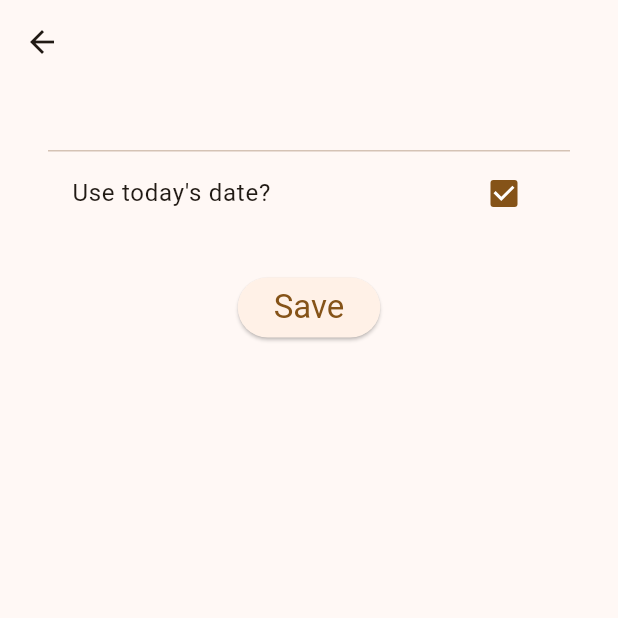
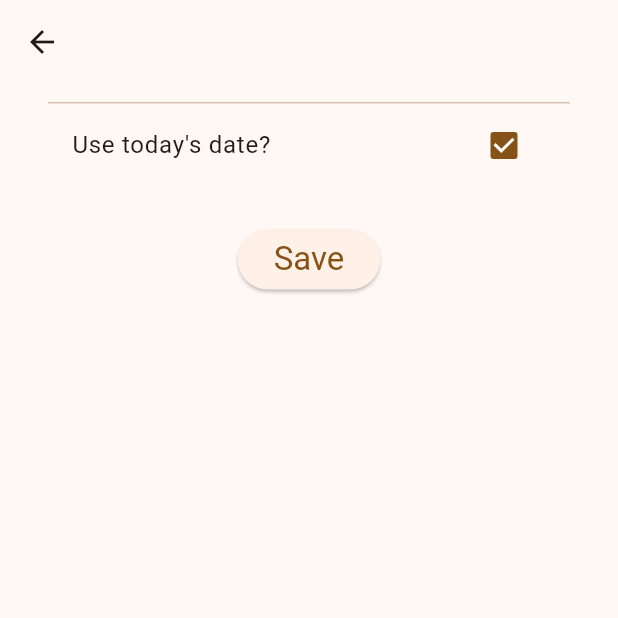
Before and after one commit to arcbueno/gym-training, a Flutter app: the TrainingExecutionPage screen opened directly with empty values, on a phone screen of 412 x 824 dp, the top half of it. Run offline on Flutter 3.47's test engine with Material 3 defaults, Android fonts, the phone set to English and light mode, and no system bars; our stand-ins replace cloud_firestore, firebase_auth, firebase_core, firebase_crashlytics, get, get_storage and 1 more; accounts and stored records are empty.

Commit message:
Fixing some bugs

```diff
--- a/gym_training/lib/pages/training_execution/training_execution_page.dart
+++ b/gym_training/lib/pages/training_execution/training_execution_page.dart
@@ -33,7 +33,8 @@ class _TrainingExecutionPageState extends State<TrainingExecutionPage> {
 
   @override
   Widget build(BuildContext context) {
-    return Scaffold(
+    return SafeArea(
+      child: Scaffold(
         appBar: AppBar(
           centerTitle: true,
           title: Text(
@@ -43,14 +44,14 @@ class _TrainingExecutionPageState extends State<TrainingExecutionPage> {
         ),
         body: Obx(
           () {
-          return SingleChildScrollView(
-            child: Form(
+            return Form(
               key: _formKey,
-              child: Padding(
-                padding: const EdgeInsets.all(32.0),
               child: Stack(
                 children: [
-                    Column(
+                  SingleChildScrollView(
+                    child: Padding(
+                      padding: const EdgeInsets.symmetric(horizontal: 32),
+                      child: Column(
                         children: [
                           AnimatedSize(
                             curve: Curves.easeIn.flipped,
@@ -76,15 +77,17 @@ class _TrainingExecutionPageState extends State<TrainingExecutionPage> {
                           MediaQuery.removePadding(
                             context: context,
                             removeBottom: true,
+                            removeTop: true,
                             child: ListView.separated(
+                              physics: const NeverScrollableScrollPhysics(),
                               shrinkWrap: true,
                               itemCount: _controller.executions.length,
                               itemBuilder: (context, index) {
                                 var item = _controller.executions[index];
-                              var exercise =
-                                  _controller.getByExerciseId(item.exerciseId);
-                              var lastExecution =
-                                  _controller.getLasExecution(item.exerciseId);
+                                var exercise = _controller
+                                    .getByExerciseId(item.exerciseId);
+                                var lastExecution = _controller
+                                    .getLasExecution(item.exerciseId);
                                 return Row(
                                   children: [
                                     Expanded(
@@ -93,8 +96,9 @@ class _TrainingExecutionPageState extends State<TrainingExecutionPage> {
                                             ListTileControlAffinity.leading,
                                         value: item.completed,
                                         onChanged: (val) {
-                                        _controller.updateExecution(item
-                                            .copyWith(completed: val ?? false));
+                                          _controller.updateExecution(
+                                              item.copyWith(
+                                                  completed: val ?? false));
                                         },
                                         title: Text(exercise.name),
                                         subtitle: Column(
@@ -105,12 +109,12 @@ class _TrainingExecutionPageState extends State<TrainingExecutionPage> {
                                                 '${exercise.sets} of ${exercise.reps}'),
                                             if (!exercise
                                                 .observation.isNullOrEmpty)
-                                            Text(exercise.observation!),
+                                              Text(
+                                                  '\n${exercise.observation!}'),
                                           ],
                                         ),
                                       ),
                                     ),
-                                  24.w,
                                     Column(
                                       children: [
                                         if (lastExecution?.weight
@@ -139,7 +143,8 @@ class _TrainingExecutionPageState extends State<TrainingExecutionPage> {
                                             },
                                             maxLines: 1,
                                             keyboardType: const TextInputType
-                                              .numberWithOptions(decimal: true),
+                                                .numberWithOptions(
+                                                decimal: true),
                                             inputFormatters: <TextInputFormatter>[
                                               FilteringTextInputFormatter.allow(
                                                   RegExp(r'^(\d+)?\.?\d{0,2}'))
@@ -162,6 +167,30 @@ class _TrainingExecutionPageState extends State<TrainingExecutionPage> {
                             thickness: 1,
                             height: 1,
                           ),
+                          if (!widget.trainingDay.observation.isNullOrEmpty)
+                            Padding(
+                              padding: const EdgeInsets.symmetric(vertical: 8),
+                              child: Column(
+                                crossAxisAlignment: CrossAxisAlignment.start,
+                                children: [
+                                  Text(
+                                    'Observation',
+                                    style: Theme.of(context)
+                                        .textTheme
+                                        .bodyLarge!
+                                        .copyWith(color: Colors.grey),
+                                  ),
+                                  Padding(
+                                    padding: const EdgeInsets.only(left: 8),
+                                    child: Text(
+                                      widget.trainingDay.observation!,
+                                      style:
+                                          Theme.of(context).textTheme.bodyLarge,
+                                    ),
+                                  ),
+                                ],
+                              ),
+                            ),
                           CheckboxListTile(
                             value: _controller.useTodaysDate.value,
                             title: const Text('Use today\'s date?'),
@@ -179,7 +208,8 @@ class _TrainingExecutionPageState extends State<TrainingExecutionPage> {
                                     padding: const EdgeInsets.symmetric(
                                         horizontal: 16),
                                     child: Row(
-                                    mainAxisAlignment: MainAxisAlignment.start,
+                                      mainAxisAlignment:
+                                          MainAxisAlignment.start,
                                       children: [
                                         const Expanded(
                                           child: Text(
@@ -215,9 +245,12 @@ class _TrainingExecutionPageState extends State<TrainingExecutionPage> {
                                   ),
                           ),
                           24.h,
-                        SaveButton(
+                          Padding(
+                            padding: const EdgeInsets.only(bottom: 12),
+                            child: SaveButton(
                               onPressed: () async {
-                            if (_formKey.currentState?.validate() ?? false) {
+                                if (_formKey.currentState?.validate() ??
+                                    false) {
                                   var success = await _controller.save();
                                   if (success) {
                                     Get.back();
@@ -226,7 +259,10 @@ class _TrainingExecutionPageState extends State<TrainingExecutionPage> {
                               },
                               title: 'Save',
                             ),
+                          ),
                         ],
+                      ),
+                    ),
                   ),
                   if (_controller.state.value is TraningExecutionLoading)
                     const Center(
@@ -234,10 +270,9 @@ class _TrainingExecutionPageState extends State<TrainingExecutionPage> {
                     ),
                 ],
               ),
-              ),
-            ),
             );
           },
+        ),
       ),
     );
   }
```
Lines whose indentation alone changed are shown as unchanged.
